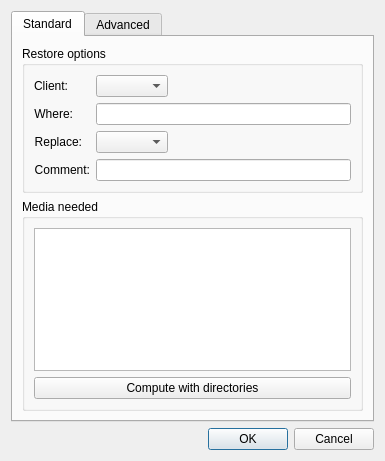
Old version of the form bacula/src/qt-console/restore/runrestore.ui in the repository rkorzeniewski/bacula.
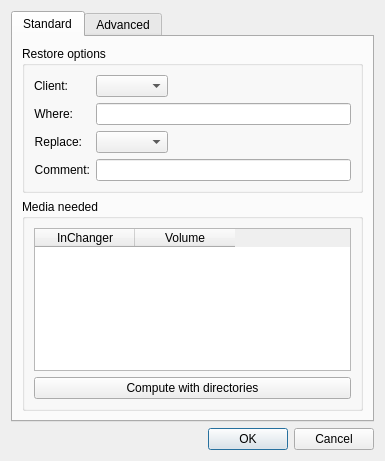
New version of the form.

Commit message: bat: more work on brestore panel

Patch:
```diff
--- a/bacula/src/qt-console/restore/runrestore.ui
+++ b/bacula/src/qt-console/restore/runrestore.ui
@@ -95,7 +95,24 @@
          </property>
          <layout class="QVBoxLayout" name="verticalLayout_2">
           <item>
-           <widget class="QTableView" name="TableMedia"/>
+           <widget class="QTableWidget" name="TableMedia">
+            <property name="showGrid">
+             <bool>false</bool>
+            </property>
+            <property name="gridStyle">
+             <enum>Qt::NoPen</enum>
+            </property>
+            <column>
+             <property name="text">
+              <string>InChanger</string>
+             </property>
+            </column>
+            <column>
+             <property name="text">
+              <string>Volume</string>
+             </property>
+            </column>
+           </widget>
           </item>
           <item>
            <widget class="QPushButton" name="pushButton">
```
Left out of the diff: 6 changed lines with no effect on the pictures. The commit also changes 6 other files.
